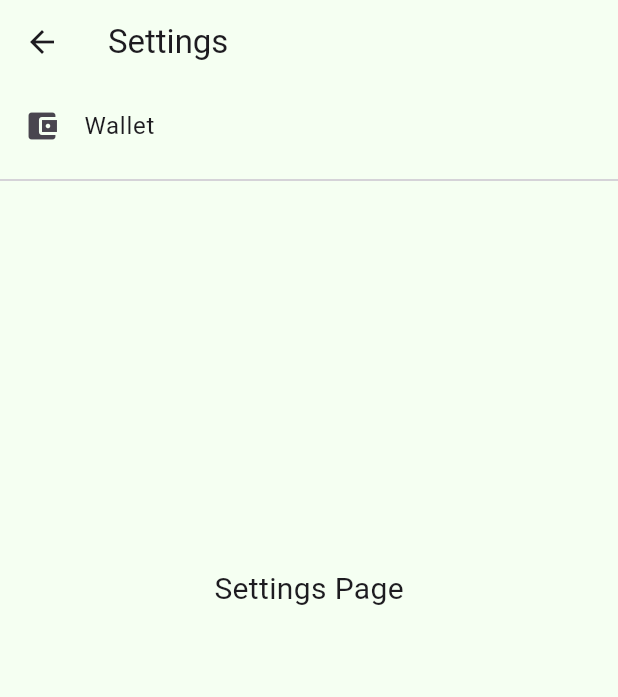
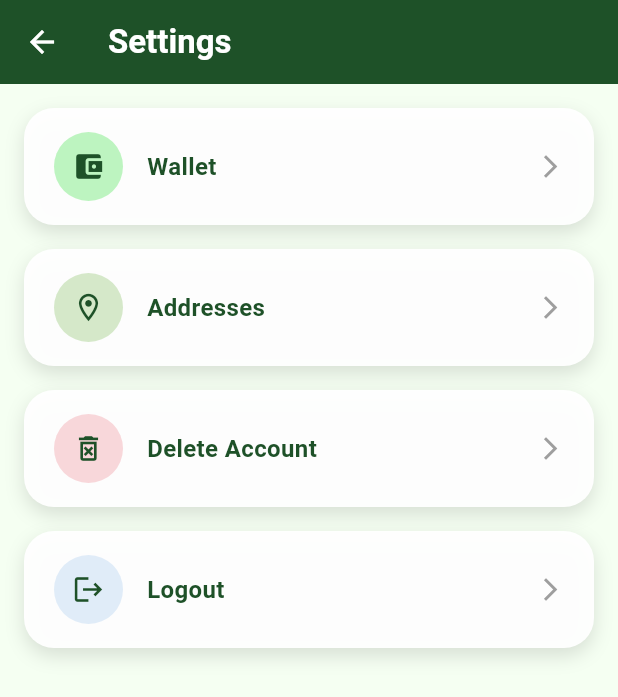
Before and after one commit to MuthuCapz/Eqcart, a Flutter app: the SettingsPage screen opened directly, on a phone screen of 412 x 824 dp. Shown: the top 697 px of the screen. Run offline on Flutter 3.47's test engine with Material 3 defaults, Android fonts, the phone set to English and light mode, and no system bars; our stand-ins replace cached_network_image, carousel_slider, cloud_firestore, firebase_auth, firebase_core, firebase_storage and 7 more; missing offline and left inert: razorpay_flutter; accounts and stored records are empty; network calls fail.

Commit message:
deliver now hardcode changed, and settings page ui only implemented

```diff
--- a/lib/presentation/screens/settings/settings_page.dart
+++ b/lib/presentation/screens/settings/settings_page.dart
@@ -1,38 +1,137 @@
+import 'package:firebase_auth/firebase_auth.dart';
 import 'package:flutter/material.dart';
 import '../../../utils/colors.dart';
-import 'wallet_page.dart'; // <-- Import wallet page
+import 'addresses_page/address_page.dart';
+import 'wellat_page/wallet_page.dart';
 
 class SettingsPage extends StatelessWidget {
+  final List<_SettingItem> items = [
+    _SettingItem(
+      icon: Icons.account_balance_wallet,
+      iconBg: Color(0xFFBDF4C0),
+      title: 'Wallet',
+      onTap: (context) => Navigator.push(
+        context,
+        MaterialPageRoute(builder: (_) => WalletPage()),
+      ),
+    ),
+    _SettingItem(
+      icon: Icons.location_on_outlined,
+      iconBg: Color(0xFFD5E8C9),
+      title: 'Addresses',
+      onTap: (context) {
+        Navigator.push(
+          context,
+          MaterialPageRoute(
+            builder: (context) => AddressPage(userId: currentUserId),
+          ),
+        );
+      },
+    ),
+    _SettingItem(
+      icon: Icons.delete_forever_outlined,
+      iconBg: Color(0xFFF8D7DA),
+      title: 'Delete Account',
+      onTap: (context) {
+        // TODO: Confirm and delete account
+      },
+    ),
+    _SettingItem(
+      icon: Icons.logout,
+      iconBg: Color(0xFFE0ECF8),
+      title: 'Logout',
+      onTap: (context) {
+        // TODO: Logout logic
+      },
+    ),
+  ];
+
+  static get currentUserId => FirebaseAuth.instance.currentUser!.uid;
+
   @override
   Widget build(BuildContext context) {
     return Scaffold(
       backgroundColor: AppColors.backgroundColor,
       appBar: AppBar(
-        title: Text("Settings"),
-        backgroundColor: AppColors.backgroundColor,
+        elevation: 0,
+        backgroundColor: AppColors.primaryColor,
+        iconTheme: const IconThemeData(color: Colors.white),
+        title: const Text(
+          'Settings',
+          style: TextStyle(
+            color: Colors.white,
+            fontSize: 22,
+            fontWeight: FontWeight.bold,
+          ),
+        ),
       ),
-      body: ListView(
-        children: [
-          ListTile(
-            leading: Icon(Icons.account_balance_wallet),
-            title: Text('Wallet'),
-            onTap: () {
-              Navigator.push(
-                context,
-                MaterialPageRoute(builder: (context) => WalletPage()),
-              );
-            },
-          ),
-          Divider(),
-          SizedBox(height: 250),
-          Center(
-            child: Text(
-              "Settings Page",
-              style: TextStyle(fontSize: 20),
+      body: ListView.separated(
+        padding: const EdgeInsets.all(16),
+        itemCount: items.length,
+        separatorBuilder: (_, __) => const SizedBox(height: 16),
+        itemBuilder: (context, index) =>
+            _buildSettingCard(context, items[index]),
+      ),
+    );
+  }
+
+  Widget _buildSettingCard(BuildContext context, _SettingItem item) {
+    return InkWell(
+      onTap: () => item.onTap(context),
+      borderRadius: BorderRadius.circular(20),
+      child: Container(
+        decoration: BoxDecoration(
+          color: Colors.white.withOpacity(0.95),
+          borderRadius: BorderRadius.circular(20),
+          boxShadow: [
+            BoxShadow(
+              color: Colors.black12,
+              blurRadius: 10,
+              offset: Offset(0, 5),
+            )
+          ],
+        ),
+        padding: const EdgeInsets.symmetric(horizontal: 20, vertical: 16),
+        child: Row(
+          children: [
+            Container(
+              padding: const EdgeInsets.all(12),
+              decoration: BoxDecoration(
+                color: item.iconBg,
+                shape: BoxShape.circle,
+              ),
+              child: Icon(item.icon, color: AppColors.primaryColor, size: 22),
             ),
-          ),
-        ],
+            const SizedBox(width: 16),
+            Expanded(
+              child: Text(
+                item.title,
+                style: TextStyle(
+                  fontSize: 16,
+                  fontWeight: FontWeight.w600,
+                  color: AppColors.primaryColor,
+                ),
+              ),
+            ),
+            Icon(Icons.arrow_forward_ios,
+                size: 18, color: Colors.grey.shade500),
+          ],
+        ),
       ),
     );
   }
 }
+
+class _SettingItem {
+  final IconData icon;
+  final String title;
+  final Color iconBg;
+  final void Function(BuildContext context) onTap;
+
+  _SettingItem({
+    required this.icon,
+    required this.title,
+    required this.iconBg,
+    required this.onTap,
+  });
+}
--- a/lib/presentation/screens/settings/add_money_page.dart
+++ b/lib/presentation/screens/settings/wellat_page/add_money_page.dart
@@ -1,4 +1,4 @@
-import 'package:eqcart/presentation/screens/settings/wallet_service.dart';
+import 'package:eqcart/presentation/screens/settings/wellat_page/wallet_service.dart';
 import 'package:flutter/material.dart';
 import 'package:razorpay_flutter/razorpay_flutter.dart';
 
--- a/lib/presentation/screens/settings/wallet_page.dart
+++ b/lib/presentation/screens/settings/wellat_page/wallet_page.dart
@@ -1,8 +1,8 @@
-import 'package:eqcart/presentation/screens/settings/wallet_service.dart';
+import 'package:eqcart/presentation/screens/settings/wellat_page/wallet_service.dart';
 import 'package:flutter/material.dart';
 
 import 'add_money_page.dart';
-import '../../../utils/colors.dart';
+import '../../../../utils/colors.dart';
 
 class WalletPage extends StatelessWidget {
   @override
```
Also changed, not shown: lib/presentation/screens/cart/cart_page.dart (+25 -11 lines), lib/presentation/screens/cart/order_type_selector.dart (+2 -6 lines), lib/presentation/screens/cart/utils/date_time_utils.dart (+36 -4 lines), lib/presentation/screens/settings/addresses_page/address_page.dart (added, +239 -0 lines), lib/presentation/screens/settings/wellat_page/wallet_service.dart (renamed from lib/presentation/screens/settings/wallet_service.dart).
